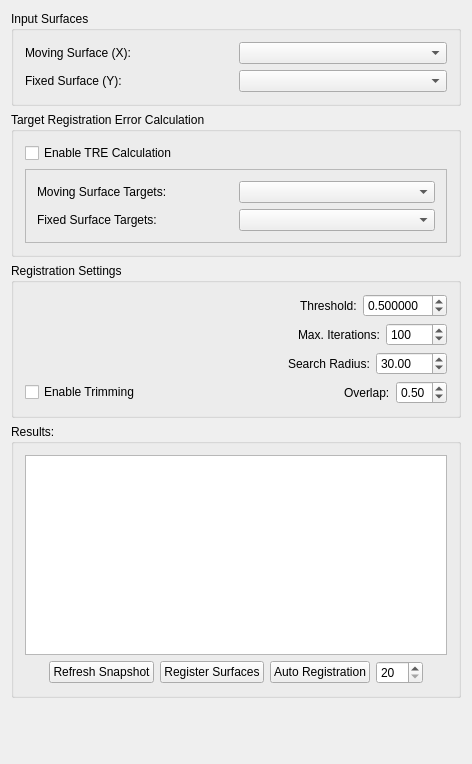
Before: the Qt Designer form Plugins/org.mitk.gui.qt.tofregistration/src/internal/QmitkTOFRegistrationViewControls.ui in mechmaster/MITK, drawn with Qt 5.
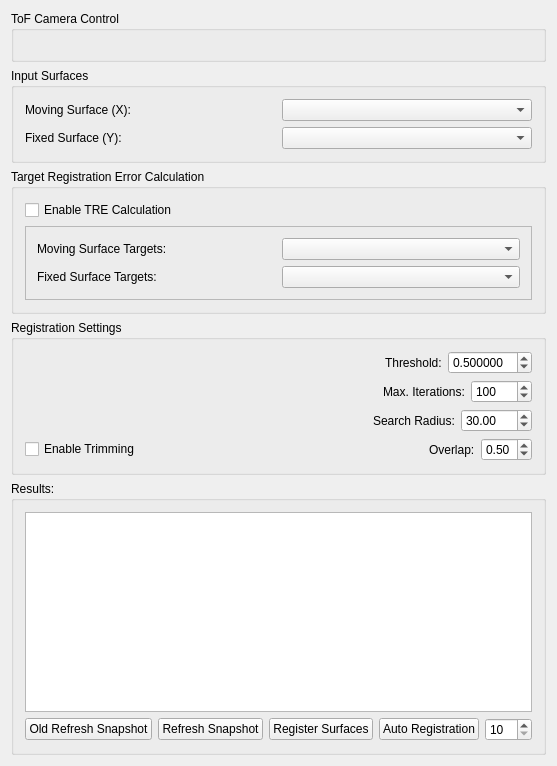
After: the same form once the commit is applied. Custom widgets are drawn as their Qt base class.

Commit message: new workflow for refresh snapshot - now its creates snapshot without working standard mitk tofutil plugin

Diff of the .ui file:
```diff
--- a/Plugins/org.mitk.gui.qt.tofregistration/src/internal/QmitkTOFRegistrationViewControls.ui
+++ b/Plugins/org.mitk.gui.qt.tofregistration/src/internal/QmitkTOFRegistrationViewControls.ui
@@ -6,7 +6,7 @@
    <rect>
     <x>0</x>
     <y>0</y>
-    <width>472</width>
+    <width>511</width>
     <height>764</height>
    </rect>
   </property>
@@ -20,6 +20,28 @@
    <string>QmitkTemplate</string>
   </property>
   <layout class="QVBoxLayout" name="verticalLayout">
+   <item>
+    <widget class="QGroupBox" name="m_ConnectToFGroup">
+     <property name="title">
+      <string>ToF Camera Control</string>
+     </property>
+     <layout class="QVBoxLayout" name="verticalLayout_6">
+      <item>
+       <widget class="QmitkToFConnectionWidget" name="m_ToFConnectionWidget" native="true"/>
+      </item>
+      <item>
+       <widget class="QmitkToFRecorderWidget" name="m_ToFRecorderWidget" native="true">
+        <property name="sizePolicy">
+         <sizepolicy hsizetype="Preferred" vsizetype="Minimum">
+          <horstretch>0</horstretch>
+          <verstretch>0</verstretch>
+         </sizepolicy>
+        </property>
+       </widget>
+      </item>
+     </layout>
+    </widget>
+   </item>
    <item>
     <widget class="QGroupBox" name="m_InputGroup">
      <property name="title">
@@ -338,6 +360,13 @@
           </property>
          </spacer>
         </item>
+        <item>
+         <widget class="QPushButton" name="m_OldRefreshSnapshotButton">
+          <property name="text">
+           <string>Old Refresh Snapshot</string>
+          </property>
+         </widget>
+        </item>
         <item>
          <widget class="QPushButton" name="m_RefreshSnapshotButton">
           <property name="text">
@@ -368,11 +397,14 @@
            <string/>
           </property>
           <property name="minimum">
-           <number>20</number>
+           <number>10</number>
           </property>
           <property name="maximum">
            <number>500</number>
           </property>
+          <property name="value">
+           <number>10</number>
+          </property>
          </widget>
         </item>
         <item>
@@ -415,6 +447,18 @@
    <extends>QComboBox</extends>
    <header>QmitkDataStorageComboBox.h</header>
   </customwidget>
+  <customwidget>
+   <class>QmitkToFConnectionWidget</class>
+   <extends>QWidget</extends>
+   <header location="global">QmitkToFConnectionWidget.h</header>
+   <container>1</container>
+  </customwidget>
+  <customwidget>
+   <class>QmitkToFRecorderWidget</class>
+   <extends>QWidget</extends>
+   <header location="global">QmitkToFRecorderWidget.h</header>
+   <container>1</container>
+  </customwidget>
  </customwidgets>
  <resources/>
  <connections/>
```
The commit also changes 3 other files.
